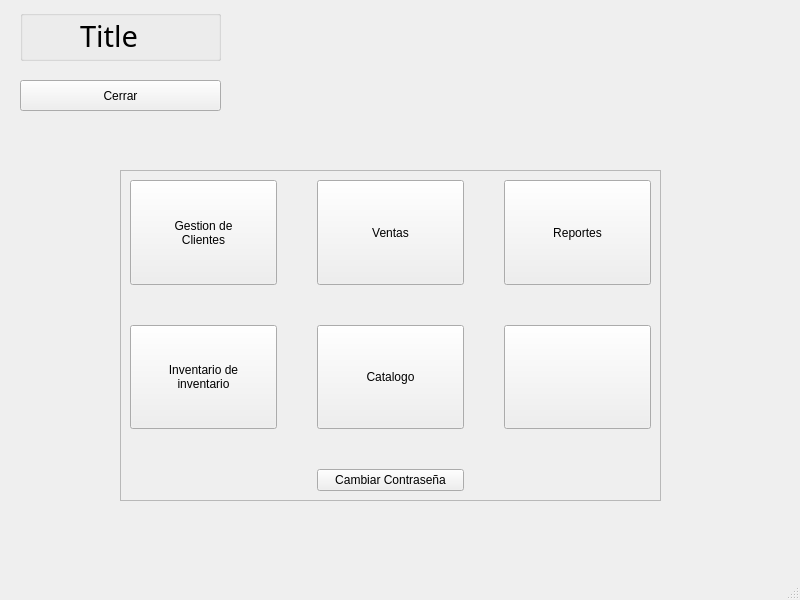
Qt form GUI/sub_ventanas/ui/reportes/adminDesigner.ui (C-Sebastian-M/GLAM_MAKEUP_STORE) before a commit.
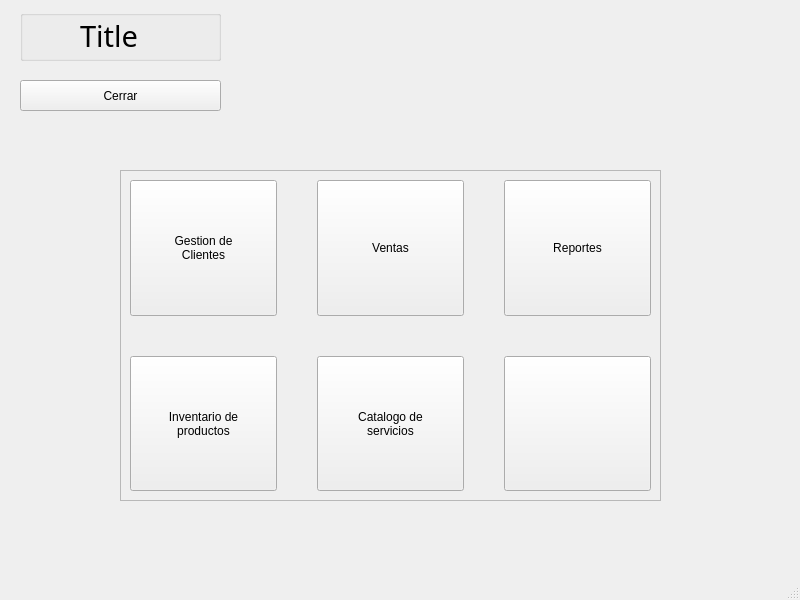
The same form after that commit. Icons and pictures are not drawn.

Commit message: Se agregan nuevas ventanas a Inventario de productos

The edit to the form file:
```diff
--- a/GUI/sub_ventanas/ui/reportes/adminDesigner.ui
+++ b/GUI/sub_ventanas/ui/reportes/adminDesigner.ui
@@ -51,7 +51,7 @@
          <verstretch>0</verstretch>
         </sizepolicy>
        </property>
-       <layout class="QGridLayout" name="gridLayout" rowstretch="0,0,0,0" columnstretch="0,0,0,0">
+       <layout class="QGridLayout" name="gridLayout" rowstretch="0,0,0" columnstretch="0,0,0,0">
         <property name="sizeConstraint">
          <enum>QLayout::SetDefaultConstraint</enum>
         </property>
@@ -70,48 +70,6 @@
         <property name="spacing">
          <number>40</number>
         </property>
-        <item row="0" column="2">
-         <widget class="QPushButton" name="ventasBtn">
-          <property name="sizePolicy">
-           <sizepolicy hsizetype="Expanding" vsizetype="Expanding">
-            <horstretch>0</horstretch>
-            <verstretch>0</verstretch>
-           </sizepolicy>
-          </property>
-          <property name="text">
-           <string>Ventas</string>
-          </property>
-          <property name="autoDefault">
-           <bool>false</bool>
-          </property>
-         </widget>
-        </item>
-        <item row="0" column="3">
-         <widget class="QPushButton" name="reportesBtn">
-          <property name="sizePolicy">
-           <sizepolicy hsizetype="Expanding" vsizetype="Expanding">
-            <horstretch>0</horstretch>
-            <verstretch>0</verstretch>
-           </sizepolicy>
-          </property>
-          <property name="text">
-           <string>Reportes</string>
-          </property>
-         </widget>
-        </item>
-        <item row="2" column="3">
-         <widget class="QPushButton" name="roleBtn">
-          <property name="sizePolicy">
-           <sizepolicy hsizetype="Expanding" vsizetype="Expanding">
-            <horstretch>0</horstretch>
-            <verstretch>0</verstretch>
-           </sizepolicy>
-          </property>
-          <property name="text">
-           <string/>
-          </property>
-         </widget>
-        </item>
         <item row="0" column="0">
          <widget class="QPushButton" name="gestionBtn">
           <property name="enabled">
@@ -138,6 +96,62 @@
           </property>
          </widget>
         </item>
+        <item row="0" column="2">
+         <widget class="QPushButton" name="ventasBtn">
+          <property name="sizePolicy">
+           <sizepolicy hsizetype="Expanding" vsizetype="Expanding">
+            <horstretch>0</horstretch>
+            <verstretch>0</verstretch>
+           </sizepolicy>
+          </property>
+          <property name="text">
+           <string>Ventas</string>
+          </property>
+          <property name="autoDefault">
+           <bool>false</bool>
+          </property>
+         </widget>
+        </item>
+        <item row="2" column="3">
+         <widget class="QPushButton" name="roleBtn">
+          <property name="sizePolicy">
+           <sizepolicy hsizetype="Expanding" vsizetype="Expanding">
+            <horstretch>0</horstretch>
+            <verstretch>0</verstretch>
+           </sizepolicy>
+          </property>
+          <property name="text">
+           <string/>
+          </property>
+         </widget>
+        </item>
+        <item row="2" column="2">
+         <widget class="QPushButton" name="catalogoBtn">
+          <property name="sizePolicy">
+           <sizepolicy hsizetype="Expanding" vsizetype="Expanding">
+            <horstretch>0</horstretch>
+            <verstretch>0</verstretch>
+           </sizepolicy>
+          </property>
+          <property name="text">
+           <string>Catalogo de
+servicios</string>
+          </property>
+         </widget>
+        </item>
+        <item row="0" column="3">
+         <widget class="QPushButton" name="reportesBtn">
+          <property name="sizePolicy">
+           <sizepolicy hsizetype="Expanding" vsizetype="Expanding">
+            <horstretch>0</horstretch>
+            <verstretch>0</verstretch>
+           </sizepolicy>
+          </property>
+          <property name="text">
+           <string>Reportes</string>
+          </property>
+         </widget>
+        </item>
         <item row="2" column="0">
          <widget class="QPushButton" name="inventarioBtn">
           <property name="sizePolicy">
@@ -148,27 +162,7 @@
           </property>
           <property name="text">
            <string>Inventario de
-inventario</string>
-          </property>
-         </widget>
-        </item>
-        <item row="2" column="2">
-         <widget class="QPushButton" name="catalogoBtn">
-          <property name="sizePolicy">
-           <sizepolicy hsizetype="Expanding" vsizetype="Expanding">
-            <horstretch>0</horstretch>
-            <verstretch>0</verstretch>
-           </sizepolicy>
-          </property>
-          <property name="text">
-           <string>Catalogo</string>
-          </property>
-         </widget>
-        </item>
-        <item row="3" column="2">
-         <widget class="QPushButton" name="cambiarPassBtn">
-          <property name="text">
-           <string>Cambiar Contraseña</string>
+productos</string>
           </property>
          </widget>
         </item>
```
The commit also changes 7 other files.
